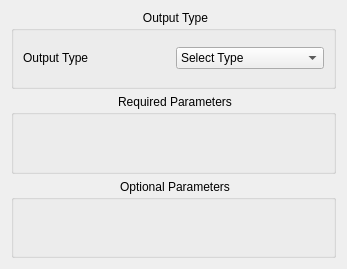
Old version of the form Widgets/Output_Widget.ui in the repository ExperimentalMineralPhysics/Continuous-Peak-Fit.
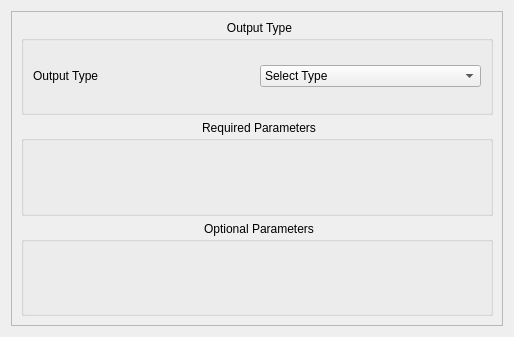
New version of the form.

```diff
--- a/Widgets/Output_Widget.ui
+++ b/Widgets/Output_Widget.ui
@@ -6,15 +6,42 @@
    <rect>
     <x>0</x>
     <y>0</y>
-    <width>347</width>
-    <height>269</height>
+    <width>514</width>
+    <height>337</height>
    </rect>
   </property>
+  <property name="sizePolicy">
+   <sizepolicy hsizetype="Expanding" vsizetype="Expanding">
+    <horstretch>0</horstretch>
+    <verstretch>0</verstretch>
+   </sizepolicy>
+  </property>
   <property name="windowTitle">
    <string>Form</string>
   </property>
+  <layout class="QGridLayout" name="gridLayout_5">
+   <item row="0" column="0">
+    <widget class="QScrollArea" name="scrollArea">
+     <property name="sizePolicy">
+      <sizepolicy hsizetype="Expanding" vsizetype="Expanding">
+       <horstretch>0</horstretch>
+       <verstretch>0</verstretch>
+      </sizepolicy>
+     </property>
+     <property name="widgetResizable">
+      <bool>true</bool>
+     </property>
+     <widget class="QWidget" name="scrollAreaWidgetContents">
+      <property name="geometry">
+       <rect>
+        <x>0</x>
+        <y>0</y>
+        <width>500</width>
+        <height>323</height>
+       </rect>
+      </property>
   <layout class="QGridLayout" name="gridLayout">
-   <item row="0" column="0" colspan="2">
+       <item row="0" column="0">
     <widget class="QGroupBox" name="groupBox_3">
      <property name="styleSheet">
       <string notr="true">
@@ -90,7 +117,7 @@
      </layout>
     </widget>
    </item>
-   <item row="1" column="0" colspan="2">
+       <item row="1" column="0">
     <widget class="QGroupBox" name="groupBox_2">
      <property name="styleSheet">
       <string notr="true">
@@ -108,7 +135,7 @@
      <layout class="QGridLayout" name="gridLayout_2"/>
     </widget>
    </item>
-   <item row="2" column="0" colspan="2">
+       <item row="2" column="0">
     <widget class="QGroupBox" name="groupBox">
      <property name="styleSheet">
       <string notr="true">
@@ -124,6 +151,10 @@
       <string>Optional Parameters</string>
      </property>
      <layout class="QGridLayout" name="gridLayout_3"/>
+        </widget>
+       </item>
+      </layout>
+     </widget>
     </widget>
    </item>
   </layout>
```
Left out of the diff: 26 changed lines with no effect on the pictures. Lines whose indentation alone changed are shown as unchanged.
